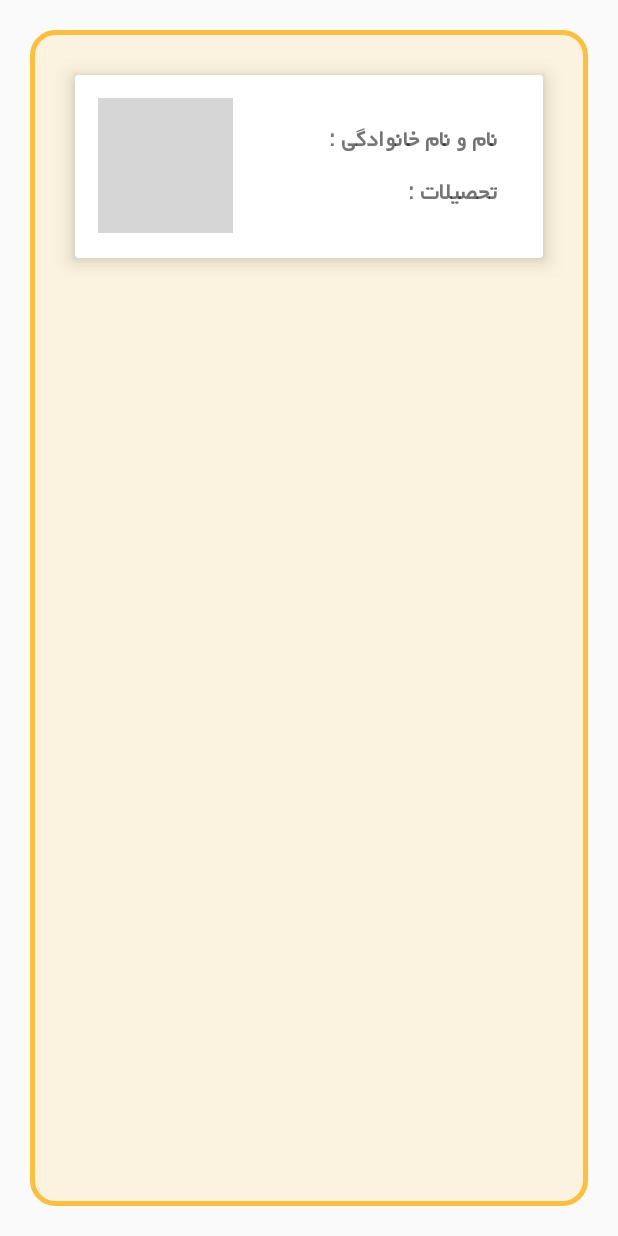
After one commit to rohanimorteza/BottomNavigationTemplate, an Android app: the layout fragment_std_detail.xml on its own in the app's theme, with its tools: preview values and no code run, on a phone screen of 412 x 824 dp. The commit adds this screen. Run offline under Robolectric (Android 15) with nearby library versions, the phone set to English and light mode, and no system bars; grey boxes are pictures that could not be loaded.

Commit message:
015 -call fragment from RecyclerView Adapter -Detail fragment added -Detail Activity Bypassed

```diff
--- /dev/null
+++ b/app/src/main/res/layout/fragment_std_detail.xml
@@ -0,0 +1,61 @@
+<?xml version="1.0" encoding="utf-8"?>
+<RelativeLayout xmlns:android="http://schemas.android.com/apk/res/android"
+    android:layout_width="match_parent"
+    android:layout_height="match_parent"
+    android:layout_margin="20dp"
+    xmlns:app="http://schemas.android.com/apk/res-auto"
+    android:background="@drawable/shape_home">
+
+    <android.support.v7.widget.CardView
+        android:layout_width="match_parent"
+        android:layout_height="wrap_content"
+        app:cardElevation="8dp"
+        android:layout_margin="25dp">
+
+        <LinearLayout
+            android:padding="15dp"
+            android:layout_width="match_parent"
+            android:layout_height="wrap_content"
+            android:orientation="horizontal">
+
+            <de.hdodenhof.circleimageview.CircleImageView
+                android:id="@+id/img_frg_detail_avatar"
+                android:layout_width="90dp"
+                android:layout_height="90dp"
+                android:src="@mipmap/student"/>
+            <LinearLayout
+                android:orientation="vertical"
+                android:layout_margin="15dp"
+                android:layout_width="match_parent"
+                android:layout_height="wrap_content">
+
+                <TextView
+                    android:id="@+id/txt_frg_detail_name"
+                    android:textStyle="bold"
+                    android:textSize="18dp"
+                    android:layout_width="match_parent"
+                    android:layout_height="wrap_content"
+                    android:fontFamily="@font/yekan"
+                    android:text="نام و نام خانوادگی :"
+                    />
+
+                <TextView
+                    android:id="@+id/txt_frg_detail_edu"
+                    android:layout_marginTop="10dp"
+                    android:textStyle="bold"
+                    android:textSize="18dp"
+                    android:layout_width="match_parent"
+                    android:layout_height="wrap_content"
+                    android:fontFamily="@font/yekan"
+                    android:text="تحصیلات :"
+                    />
+
+            </LinearLayout>
+
+        </LinearLayout>
+
+
+
+    </android.support.v7.widget.CardView>
+
+</RelativeLayout>
```
Also changed, not shown: app/src/main/java/com/example/mortrza/mybottomnavigationtemplate/ADAPTERS/STDAdapter.java (+18 -0 lines), app/src/main/java/com/example/mortrza/mybottomnavigationtemplate/FRAGMENTS/FragmentStudentDetail.java (added, +59 -0 lines).
